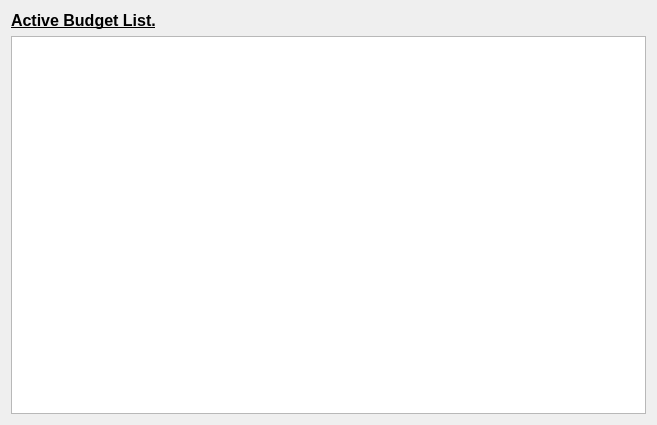
The window that src/qt/forms/budgetlistview.ui (SocialSend/SocialSend) describes before a commit, drawn with Qt 5.
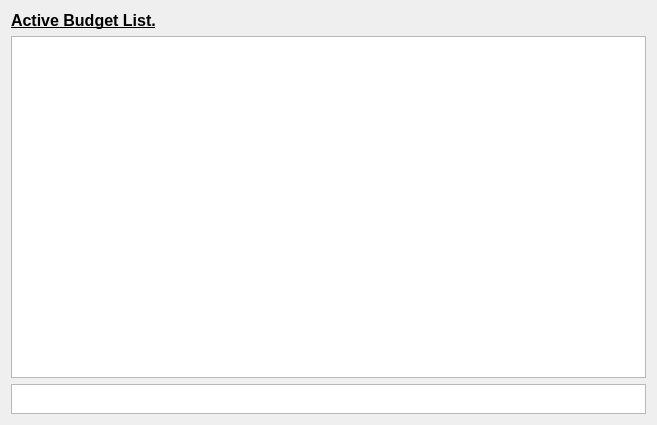
The same window after the commit.

Commit message:
Add Budgets Items
Add new layout for Budget Item
Add budgetitem files to Makefile
Load from budget manager all budgets and show on Scroll Area

What changed in the file:
```diff
--- a/src/qt/forms/budgetlistview.ui
+++ b/src/qt/forms/budgetlistview.ui
@@ -30,7 +30,36 @@
     </widget>
    </item>
    <item>
-    <widget class="QListView" name="listView"/>
+    <widget class="QScrollArea" name="scrollArea">
+     <property name="styleSheet">
+      <string notr="true">#scrollBudgets{
+	background-color:white;
+}</string>
+     </property>
+     <property name="widgetResizable">
+      <bool>true</bool>
+     </property>
+     <widget class="QWidget" name="scrollBudgets">
+      <property name="geometry">
+       <rect>
+        <x>0</x>
+        <y>0</y>
+        <width>637</width>
+        <height>344</height>
+       </rect>
+      </property>
+     </widget>
+    </widget>
+   </item>
+   <item>
+    <widget class="QTextEdit" name="textEdit">
+     <property name="maximumSize">
+      <size>
+       <width>16777215</width>
+       <height>30</height>
+      </size>
+     </property>
+    </widget>
    </item>
   </layout>
  </widget>
```
The commit also changes 10 other files.
